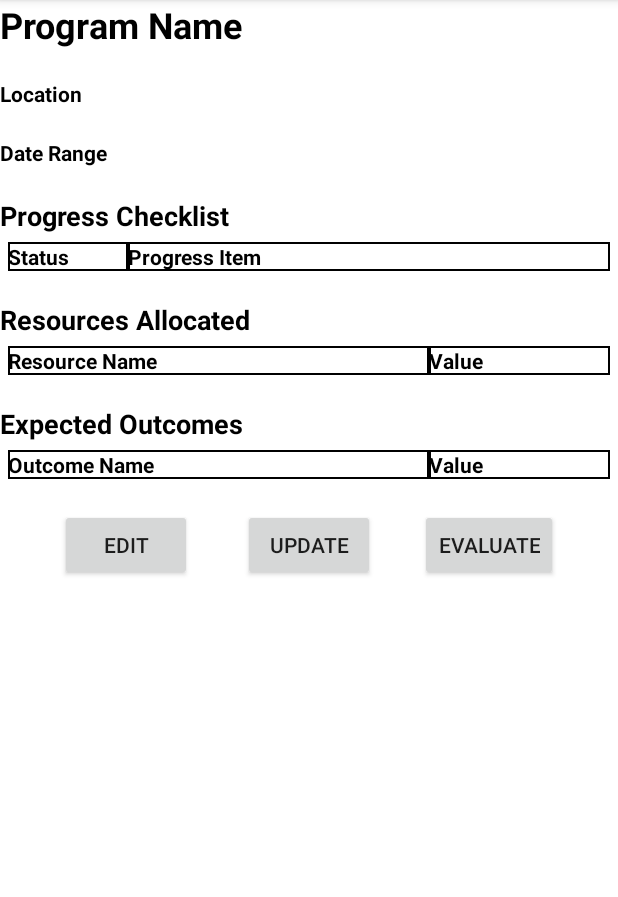
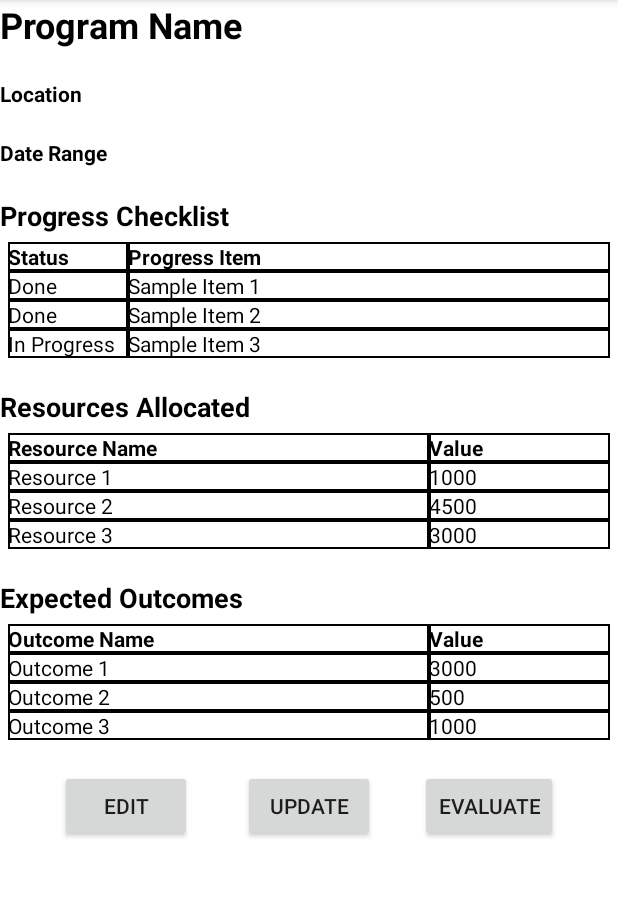
Before and after one commit to neallithic64/mobdeve-progplan, an Android app: the ViewIndivProgActivity screen opened directly, with no data from a screen before it, on a phone screen of 412 x 824 dp, the part 84-981 px from its top. Run offline under Robolectric (Android 15) with nearby library versions, the phone set to English and light mode, and no system bars.

Commit message:
Fixed tables for resources, outcomes, and progress items for CreateProgActivity and ViewIndivProgActivity

```diff
--- a/app/src/main/java/com/mobdeve/s17/lim/matthew/mobdeve_progplan/CreateProgActivity.java
+++ b/app/src/main/java/com/mobdeve/s17/lim/matthew/mobdeve_progplan/CreateProgActivity.java
@@ -5,6 +5,7 @@ import androidx.appcompat.app.AppCompatActivity;
 import android.content.Intent;
 import android.os.Bundle;
 import android.util.Log;
+import android.util.TypedValue;
 import android.view.ViewGroup;
 import android.widget.EditText;
 import android.widget.LinearLayout;
@@ -32,14 +33,18 @@ public class CreateProgActivity extends AppCompatActivity {
 			// TODO: add table row
 			TableRow newRow = new TableRow(this);
 			EditText name, value;
-			name = value = new EditText(this);
+
+			name = new EditText(this);
+			value = new EditText(this);
 
 			name.setBackground(getDrawable(R.drawable.border));
 			name.setLayoutParams(new TableRow.LayoutParams(
 					0,
 					TableRow.LayoutParams.MATCH_PARENT,
 					0.7f));
+//			name.setTextSize(TypedValue.COMPLEX_UNIT_SP, 18);
 			name.setTextColor(getColor(R.color.black));
+			name.setHint("Resource Name");
 			newRow.addView(name);
 
 			value.setBackground(getDrawable(R.drawable.border));
@@ -47,9 +52,10 @@ public class CreateProgActivity extends AppCompatActivity {
 					0,
 					TableRow.LayoutParams.MATCH_PARENT,
 					0.3f));
+			value.setHint("Value");
 			value.setTextColor(getColor(R.color.black));
 			// The specified child already has a parent. You must call removeView() on the child's parent first.
-			// newRow.addView(value);
+			 newRow.addView(value);
 
 			binding.tlResources.addView(newRow);
 			Log.d("TableLayout", "TableRow Count: " + binding.tlResources.getChildCount());
@@ -57,6 +63,33 @@ public class CreateProgActivity extends AppCompatActivity {
 
 		binding.ivAddOutcome.setOnClickListener(v -> {
 			// TODO: add table row
+			TableRow newRow = new TableRow(this);
+			EditText name, value;
+
+			name = new EditText(this);
+			value = new EditText(this);
+
+			name.setBackground(getDrawable(R.drawable.border));
+			name.setLayoutParams(new TableRow.LayoutParams(
+					0,
+					TableRow.LayoutParams.MATCH_PARENT,
+					0.7f));
+			name.setTextSize(TypedValue.COMPLEX_UNIT_SP, 18);
+			name.setTextColor(getColor(R.color.black));
+			name.setHint("Outcome Name");
+			newRow.addView(name);
+
+			value.setBackground(getDrawable(R.drawable.border));
+			value.setLayoutParams(new TableRow.LayoutParams(
+					0,
+					TableRow.LayoutParams.MATCH_PARENT,
+					0.3f));
+			value.setHint("Value");
+			value.setTextColor(getColor(R.color.black));
+			// The specified child already has a parent. You must call removeView() on the child's parent first.
+			newRow.addView(value);
+
+			binding.tlOutcomes.addView(newRow);
 		});
 
 		binding.btnCreateSave.setOnClickListener(v -> {
--- a/app/src/main/java/com/mobdeve/s17/lim/matthew/mobdeve_progplan/ViewIndivProgActivity.java
+++ b/app/src/main/java/com/mobdeve/s17/lim/matthew/mobdeve_progplan/ViewIndivProgActivity.java
@@ -3,19 +3,38 @@ package com.mobdeve.s17.lim.matthew.mobdeve_progplan;
 import androidx.appcompat.app.AppCompatActivity;
 
 import android.content.Intent;
+import android.graphics.Color;
 import android.os.Bundle;
+import android.util.TypedValue;
+import android.view.Gravity;
+import android.widget.TableRow;
+import android.widget.TextView;
 
 import com.mobdeve.s17.lim.matthew.mobdeve_progplan.databinding.ActivityViewIndivProgBinding;
+import com.mobdeve.s17.lim.matthew.mobdeve_progplan.models.Outcome;
+import com.mobdeve.s17.lim.matthew.mobdeve_progplan.models.ProgChecklist;
+import com.mobdeve.s17.lim.matthew.mobdeve_progplan.models.Resource;
+
+import java.util.ArrayList;
 
 public class ViewIndivProgActivity extends AppCompatActivity {
 	private ActivityViewIndivProgBinding binding;
-
+	private ArrayList<Outcome> outcomeArrayList;
+	private ArrayList<Resource> resourceArrayList;
+	private ArrayList<ProgChecklist> progChecklistArrayList;
 	@Override
 	protected void onCreate(Bundle savedInstanceState) {
 		super.onCreate(savedInstanceState);
 		binding = ActivityViewIndivProgBinding.inflate(getLayoutInflater());
 		setContentView(binding.getRoot());
 		initOnClick();
+
+		initOutcomes();
+		loadOutcomes();
+		initResources();
+		loadResources();
+		initializeProgressData();
+		loadChecklist();
 	}
 
 	private void initOnClick(){
@@ -35,4 +54,136 @@ public class ViewIndivProgActivity extends AppCompatActivity {
 			finish();
 		});
 	}
+	private void initOutcomes(){
+		outcomeArrayList = new ArrayList<>();
+		outcomeArrayList.add(new Outcome("Outcome 1", "PI00001", 3000));
+		outcomeArrayList.add(new Outcome("Outcome 2", "PI00001", 500));
+		outcomeArrayList.add(new Outcome("Outcome 3", "PI00001", 1000));
+	}
+
+	private void initResources(){
+		resourceArrayList = new ArrayList<>();
+		resourceArrayList.add(new Resource("Resource 1","PI00001",1000));
+		resourceArrayList.add(new Resource("Resource 2","PI00001",4500));
+		resourceArrayList.add(new Resource("Resource 3","PI00001",3000));
+		resourceArrayList.add(new Resource("Resource 4","PI00001",2000));
+	}
+
+	private void initializeProgressData(){
+		progChecklistArrayList = new ArrayList<ProgChecklist>();
+		progChecklistArrayList.add(new ProgChecklist("Sample Item 1","Prog000001",true));
+		progChecklistArrayList.add(new ProgChecklist("Sample Item 2","Prog000001",true));
+		progChecklistArrayList.add(new ProgChecklist("Sample Item 3","Prog000001",false));
+		progChecklistArrayList.add(new ProgChecklist("Sample Item 4","Prog000001",false));
+	}
+
+	private void loadOutcomes(){
+		int i = 0;
+
+		while (i < outcomeArrayList.size())
+		{
+			TableRow newRow = new TableRow(this);
+			TextView name = new TextView(this);
+			TextView expectedval = new TextView(this);
+
+
+			name.setText(outcomeArrayList.get(i).getOutcomeName());
+			name.setBackground(getDrawable(R.drawable.border));
+			name.setLayoutParams(new TableRow.LayoutParams(
+					0,
+					TableRow.LayoutParams.MATCH_PARENT,
+					0.7f));
+//			name.setTextSize(TypedValue.COMPLEX_UNIT_SP, 18);
+			name.setTextColor(getColor(R.color.black));
+			newRow.addView(name);
+
+			expectedval.setText(Integer.toString(outcomeArrayList.get(i).getExpectedVal()));
+			expectedval.setBackground(getDrawable(R.drawable.border));
+			expectedval.setLayoutParams(new TableRow.LayoutParams(
+					0,
+					TableRow.LayoutParams.MATCH_PARENT,
+					0.3f));
+//			expectedval.setTextSize(TypedValue.COMPLEX_UNIT_SP, 18);
+			expectedval.setTextColor(getColor(R.color.black));
+			newRow.addView(expectedval);
+
+			binding.tlOutcomes.addView(newRow);
+
+			i++;
+		}
+	}
+
+	private void loadResources(){
+		int i = 0;
+
+		while (i < outcomeArrayList.size())
+		{
+			TableRow newRow = new TableRow(this);
+			TextView name = new TextView(this);
+			TextView expectedval = new TextView(this);
+
+
+			name.setText(resourceArrayList.get(i).getResourceName());
+			name.setBackground(getDrawable(R.drawable.border));
+			name.setLayoutParams(new TableRow.LayoutParams(
+					0,
+					TableRow.LayoutParams.MATCH_PARENT,
+					0.7f));
+//			name.setTextSize(TypedValue.COMPLEX_UNIT_SP, 18);
+			name.setTextColor(getColor(R.color.black));
+			newRow.addView(name);
+
+			expectedval.setText(Integer.toString(resourceArrayList.get(i).getExpectedAmt()));
+			expectedval.setBackground(getDrawable(R.drawable.border));
+			expectedval.setLayoutParams(new TableRow.LayoutParams(
+					0,
+					TableRow.LayoutParams.MATCH_PARENT,
+					0.3f));
+//			expectedval.setTextSize(TypedValue.COMPLEX_UNIT_SP, 18);
+			expectedval.setTextColor(getColor(R.color.black));
+			newRow.addView(expectedval);
+
+			binding.tlResources.addView(newRow);
+
+			i++;
+		}
+	}
+	private void loadChecklist(){
+		int i = 0;
+
+		while (i < outcomeArrayList.size())
+		{
+			TableRow newRow = new TableRow(this);
+			TextView name = new TextView(this);
+			TextView expectedval = new TextView(this);
+
+
+			if(progChecklistArrayList.get(i).isChecked())
+				name.setText("Done");
+			else
+				name.setText("In Progress");
+			name.setBackground(getDrawable(R.drawable.border));
+			name.setLayoutParams(new TableRow.LayoutParams(
+					0,
+					TableRow.LayoutParams.MATCH_PARENT,
+					0.2f));
+//			name.setTextSize(TypedValue.COMPLEX_UNIT_SP, 18);
+			name.setTextColor(getColor(R.color.black));
+			newRow.addView(name);
+
+			expectedval.setText(progChecklistArrayList.get(i).getProgItem());
+			expectedval.setBackground(getDrawable(R.drawable.border));
+			expectedval.setLayoutParams(new TableRow.LayoutParams(
+					0,
+					TableRow.LayoutParams.MATCH_PARENT,
+					0.8f));
+//			expectedval.setTextSize(TypedValue.COMPLEX_UNIT_SP, 18);
+			expectedval.setTextColor(getColor(R.color.black));
+			newRow.addView(expectedval);
+
+			binding.tlProgress.addView(newRow);
+
+			i++;
+		}
+	}
 }
```
